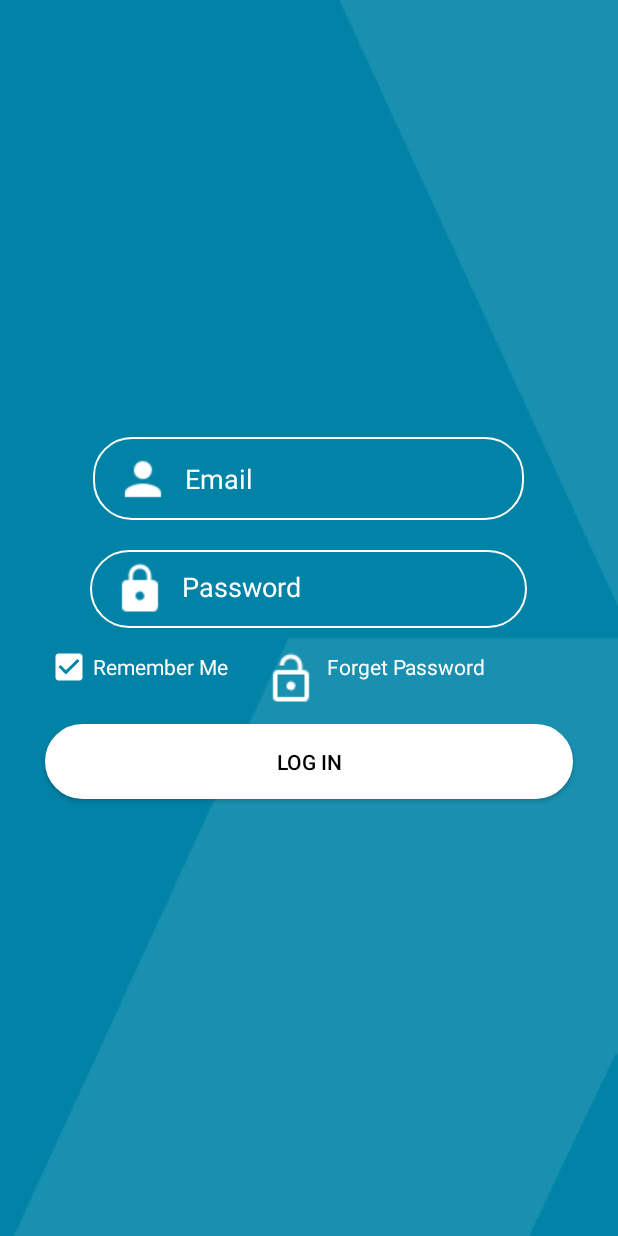
After one commit to SanduSuresh/KeralaFloodRescue, an Android app: the AdminLogin screen opened directly, with no data from a screen before it, on a phone screen of 412 x 824 dp. The commit adds this screen. Run offline under Robolectric (Android 15) with nearby library versions, the phone set to English and light mode, and no system bars.

Commit message:
Added Admin Login

```diff
--- a/app/src/main/AndroidManifest.xml
+++ b/app/src/main/AndroidManifest.xml
@@ -9,6 +9,8 @@
         android:roundIcon="@mipmap/ic_launcher_round"
         android:supportsRtl="true"
         android:theme="@style/AppTheme">
+        <activity android:name=".AdminHome"></activity>
+        <activity android:name=".AdminLogin" />
         <activity android:name=".MainActivity">
             <intent-filter>
                 <action android:name="android.intent.action.MAIN" />
--- /dev/null
+++ b/app/src/main/java/com/example/keralafloodrescue/AdminLogin.java
@@ -0,0 +1,32 @@
+package com.example.keralafloodrescue;
+
+import androidx.appcompat.app.AppCompatActivity;
+
+import android.content.Intent;
+import android.os.Bundle;
+import android.view.View;
+import android.widget.Button;
+import android.widget.EditText;
+import android.widget.Toast;
+
+public class AdminLogin extends AppCompatActivity {
+    Button loginbtn;
+    EditText email,pass;
+    @Override
+    protected void onCreate(Bundle savedInstanceState) {
+        super.onCreate(savedInstanceState);
+        setContentView(R.layout.activity_admin_login);
+        loginbtn = (Button) findViewById(R.id.loginBtn);
+        email = (EditText) findViewById(R.id.emailText);
+        pass = (EditText) findViewById(R.id.passwordText);
+        loginbtn.setOnClickListener(new View.OnClickListener() {
+            @Override
+            public void onClick(View v) {
+                if(email.getText().toString().equals("admin")&&pass.getText().toString().equals("admin")) {
+                    Intent i = new Intent(getApplicationContext(), AdminHome.class);
+                    startActivity(i);
+                }
+            }
+        });
+    }
+}
--- /dev/null
+++ b/app/src/main/res/drawable/shapeemail.xml
@@ -0,0 +1,26 @@
+<?xml version="1.0" encoding="utf-8"?>
+<shape
+    xmlns:android="http://schemas.android.com/apk/res/android"
+    android:shape="rectangle">
+
+    <solid
+        android:color="@android:color/transparent">
+    </solid>
+
+    <corners
+        android:radius="25dp">
+    </corners>
+
+    <stroke
+        android:width="1dp"
+        android:color="#FFF">
+    </stroke>
+
+    <padding
+        android:top="0dp"
+        android:right="10dp"
+        android:left="10dp"
+        android:bottom="0dp">
+    </padding>
+
+</shape>
--- /dev/null
+++ b/app/src/main/res/drawable/shapelogin.xml
@@ -0,0 +1,26 @@
+<?xml version="1.0" encoding="utf-8"?>
+<shape
+    xmlns:android="http://schemas.android.com/apk/res/android"
+    android:shape="rectangle">
+
+    <solid
+        android:color="@android:color/white">
+    </solid>
+
+    <corners
+        android:radius="25dp">
+    </corners>
+
+    <stroke
+        android:width="1dp"
+        android:color="#FFF">
+    </stroke>
+
+    <padding
+        android:top="0dp"
+        android:right="10dp"
+        android:left="10dp"
+        android:bottom="0dp">
+    </padding>
+
+</shape>
--- /dev/null
+++ b/app/src/main/res/layout/activity_admin_login.xml
@@ -0,0 +1,91 @@
+<?xml version="1.0" encoding="utf-8"?>
+<LinearLayout xmlns:android="http://schemas.android.com/apk/res/android"
+    xmlns:app="http://schemas.android.com/apk/res-auto"
+    xmlns:tools="http://schemas.android.com/tools"
+    android:layout_width="match_parent"
+    android:layout_height="match_parent"
+    android:background="@drawable/back"
+    android:orientation="vertical"
+    android:gravity="center"
+    android:padding="20dp"
+    tools:context=".AdminLogin">
+
+    <ImageView
+        android:layout_width="90dp"
+        android:layout_height="wrap_content" />
+
+    <EditText
+        android:id="@+id/emailText"
+        android:layout_width="287dp"
+        android:layout_height="55dp"
+        android:layout_margin="10dp"
+        android:background="@drawable/shapeemail"
+        android:drawableLeft="@drawable/ic_person_black_24dp"
+        android:drawablePadding="10dp"
+        android:hint="Email"
+        android:padding="15dp"
+        android:textColor="@color/white"
+        android:textColorHighlight="@color/white"
+        android:textColorHint="@color/white" />
+
+    <EditText
+        android:id="@+id/passwordText"
+        android:layout_width="291dp"
+        android:layout_height="52dp"
+        android:layout_margin="10dp"
+        android:background="@drawable/shapeemail"
+        android:drawableLeft="@drawable/ic_lock_black_24dp"
+        android:drawablePadding="10dp"
+        android:hint="Password"
+        android:padding="15dp"
+        android:textColor="@color/white"
+        android:textColorHighlight="@color/white"
+        android:textColorHint="@color/white" />
+
+    <LinearLayout
+        android:layout_width="match_parent"
+        android:layout_height="wrap_content"
+        android:orientation="horizontal">
+
+        <CheckBox
+            android:layout_width="wrap_content"
+            android:layout_height="wrap_content"
+            android:text="Remember Me"
+            android:layout_marginRight="10dp"
+            android:layout_marginLeft="10dp"
+            android:layout_marginBottom="10dp"
+            android:layout_marginTop="0dp"
+            android:textColor="@color/white"
+            android:buttonTint="@color/white"
+            android:checked="true"/>
+        <TextView
+            android:layout_width="match_parent"
+            android:layout_height="wrap_content"
+            android:text="Forget Password"
+            android:layout_marginRight="10dp"
+            android:layout_marginLeft="10dp"
+            android:layout_marginBottom="10dp"
+            android:layout_marginTop="0dp"
+            android:textColor="@color/white"
+            android:drawableLeft="@drawable/ic_lock_open_black_24dp"
+            android:drawablePadding="6dp"
+            android:padding="4dp"/>
+
+
+    </LinearLayout>
+
+    <Button
+        android:id="@+id/loginBtn"
+        android:layout_width="match_parent"
+        android:layout_height="wrap_content"
+        android:layout_marginLeft="10dp"
+        android:layout_marginTop="0dp"
+        android:layout_marginRight="10dp"
+        android:layout_marginBottom="10dp"
+        android:background="@drawable/shapelogin"
+        android:padding="15dp"
+        android:shadowColor="@android:color/transparent"
+        android:text="Log In"
+        android:textColor="#000" />
+
+</LinearLayout>
--- a/app/src/main/res/values/colors.xml
+++ b/app/src/main/res/values/colors.xml
@@ -3,4 +3,6 @@
     <color name="colorPrimary">#6200EE</color>
     <color name="colorPrimaryDark">#3700B3</color>
     <color name="colorAccent">#03DAC5</color>
+    <color name="white">#FFFFFF</color>
+    <color name="signupColor">#066e8a</color>
 </resources>
```
Also changed, not shown: app/src/main/java/com/example/keralafloodrescue/AdminHome.java (added, +14 -0 lines), app/src/main/java/com/example/keralafloodrescue/MainActivity.java (+12 -1 lines), app/src/main/res/drawable/shapesignup.xml (added, +26 -0 lines), app/src/main/res/drawable/shapetext.xml (added, +26 -0 lines), app/src/main/res/layout/activity_admin_home.xml (added, +9 -0 lines), app/src/main/res/drawable/back.png (added), app/src/main/res/drawable/ic_lock_black_24dp.png (added), app/src/main/res/drawable/ic_lock_open_black_24dp.png (added), app/src/main/res/drawable/ic_person_black_24dp.png (added).
